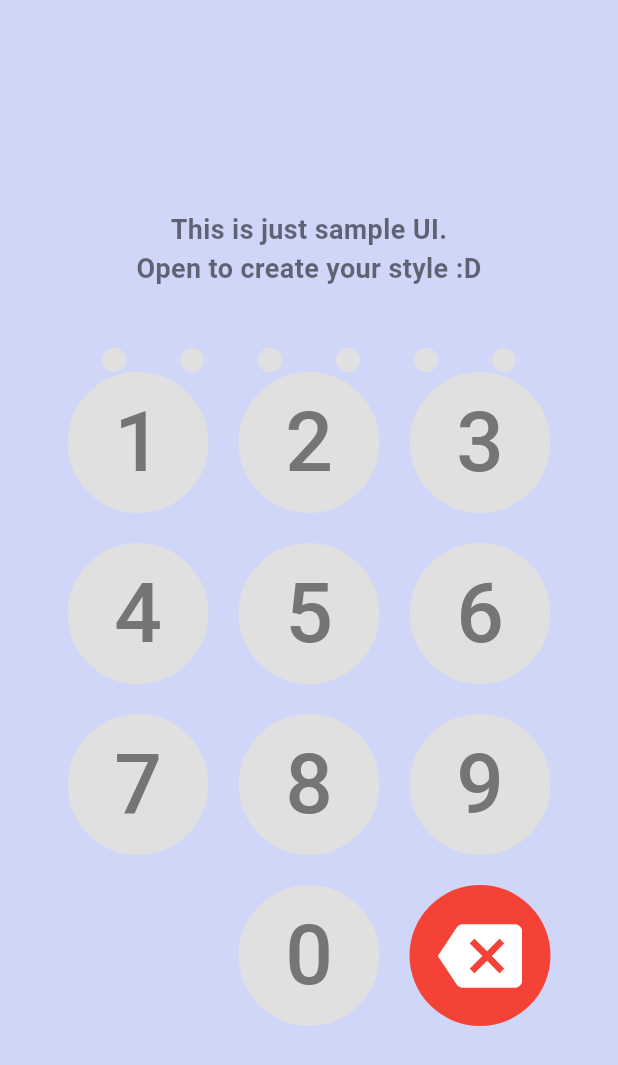
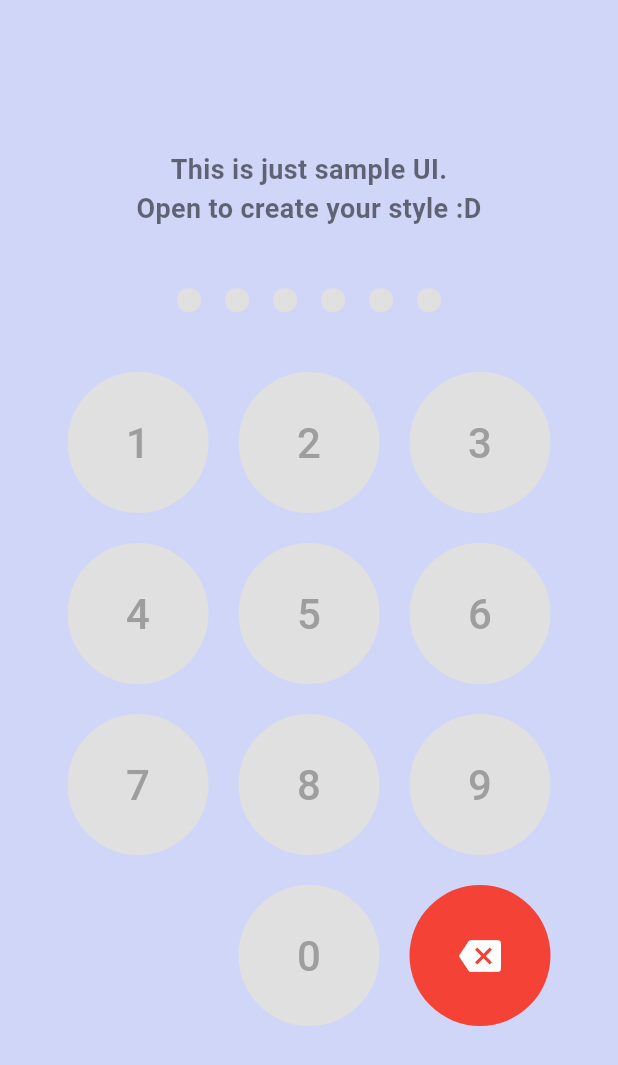
Before and after one commit to reviseUC73/ToDo-List-App, a Flutter app: the screen it shows after launch, on a phone screen of 412 x 824 dp. Shown: the top 1065 px of the screen. Run offline on Flutter 3.47's test engine with Material 3 defaults, Android fonts, the phone set to English and light mode, and no system bars; our stand-ins replace flutter_slidable.

```diff
--- a/lib/views/passcode_screen.dart
+++ b/lib/views/passcode_screen.dart
@@ -9,23 +9,28 @@ class PasscodeScreen extends StatefulWidget {
 }
 
 class _PasscodeScreenState extends State<PasscodeScreen> {
+  static const int passcodeLength = 6;
+  static const String correctPasscode = "123456";
+
   final PasscodeValidator passcodeValidator =
-      PasscodeValidator(correctPasscode: "123456");
+      PasscodeValidator(correctPasscode: correctPasscode);
 
   String enteredPasscode = "";
 
+  // Add a digit to the passcode
   void _addDigit(String digit) {
-    if (enteredPasscode.length < 6) {
+    if (enteredPasscode.length < passcodeLength) {
       setState(() {
         enteredPasscode += digit;
       });
 
-      if (enteredPasscode.length == 6) {
+      if (enteredPasscode.length == passcodeLength) {
         _validatePasscode();
       }
     }
   }
 
+  // Remove the last digit from the passcode
   void _removeDigit() {
     if (enteredPasscode.isNotEmpty) {
       setState(() {
@@ -35,14 +40,32 @@ class _PasscodeScreenState extends State<PasscodeScreen> {
     }
   }
 
+  // Validate the entered passcode
   void _validatePasscode() {
     if (passcodeValidator.validate(enteredPasscode)) {
-      Navigator.pushReplacementNamed(context, '/TaskManagerScreen');
+      Navigator.pushReplacementNamed(context, '/TaskManagerScreen').catchError(
+        (error) {
+          ScaffoldMessenger.of(context).showSnackBar(
+            const SnackBar(
+              content: Text('Error navigating to TaskManagerScreen.'),
+              duration: Duration(seconds: 2),
+            ),
+          );
+        },
+      );
     } else {
       ScaffoldMessenger.of(context).showSnackBar(
-        const SnackBar(
-          content: Text('Incorrect Passcode'),
-          duration: Duration(seconds: 2),
+        SnackBar(
+          content: const Text('Incorrect Passcode'),
+          action: SnackBarAction(
+            label: 'Hint',
+            onPressed: () {
+              ScaffoldMessenger.of(context).showSnackBar(
+                const SnackBar(content: Text('Passcode: 123456')),
+              );
+            },
+          ),
+          duration: const Duration(seconds: 2),
         ),
       );
       setState(() {
@@ -55,9 +78,11 @@ class _PasscodeScreenState extends State<PasscodeScreen> {
   Widget build(BuildContext context) {
     return Scaffold(
       backgroundColor: const Color.fromARGB(255, 208, 214, 248),
-      body: Column(
+      body: SingleChildScrollView(
+        child: Column(
           mainAxisAlignment: MainAxisAlignment.center,
           children: [
+            const SizedBox(height: 100),
             const Text(
               "This is just sample UI.\nOpen to create your style :D",
               textAlign: TextAlign.center,
@@ -71,9 +96,9 @@ class _PasscodeScreenState extends State<PasscodeScreen> {
             // Passcode Dots
             Row(
               mainAxisAlignment: MainAxisAlignment.center,
-            children: List.generate(6, (index) {
+              children: List.generate(passcodeLength, (index) {
                 return Container(
-                margin: const EdgeInsets.symmetric(horizontal: 18),
+                  margin: const EdgeInsets.symmetric(horizontal: 8),
                   width: 16,
                   height: 16,
                   decoration: BoxDecoration(
@@ -85,36 +110,24 @@ class _PasscodeScreenState extends State<PasscodeScreen> {
                 );
               }),
             ),
+            const SizedBox(height: 40),
             // Keypad
             Padding(
               padding: const EdgeInsets.symmetric(horizontal: 45),
               child: GridView.builder(
                 shrinkWrap: true,
+                physics: const NeverScrollableScrollPhysics(),
                 gridDelegate: const SliverGridDelegateWithFixedCrossAxisCount(
                   crossAxisCount: 3,
                   crossAxisSpacing: 20,
                   mainAxisSpacing: 20,
-                childAspectRatio: 1,
                 ),
                 itemCount: 12,
                 itemBuilder: (context, index) {
                   if (index == 9) {
                     return const SizedBox.shrink(); // Empty Space for layout
                   } else if (index == 10) {
-                  return GestureDetector(
-                    onTap: () => _addDigit("0"),
-                    child: CircleAvatar(
-                      radius: 40,
-                      backgroundColor: Colors.grey[300],
-                      child: Text(
-                        "0",
-                        style: TextStyle(
-                          fontSize: 56,
-                          color: Colors.grey[600],
-                        ),
-                      ),
-                    ),
-                  );
+                    return _buildKey('0', Colors.grey[300]);
                   } else if (index == 11) {
                     return GestureDetector(
                       onTap: _removeDigit,
@@ -124,30 +137,35 @@ class _PasscodeScreenState extends State<PasscodeScreen> {
                         child: const Icon(
                           Icons.backspace,
                           color: Colors.white,
-                        size: 56,
+                          size: 28,
                         ),
                       ),
                     );
                   } else {
-                  return GestureDetector(
-                    onTap: () => _addDigit((index + 1).toString()),
-                    child: CircleAvatar(
-                      radius: 40,
-                      backgroundColor: Colors.grey[300],
-                      child: Text(
-                        (index + 1).toString(),
-                        style: TextStyle(
-                          fontSize: 56,
-                          color: Colors.grey[600],
+                    return _buildKey((index + 1).toString(), Colors.grey[300]);
+                  }
+                },
               ),
+            ),
+            const SizedBox(height: 50),
+          ],
         ),
       ),
     );
   }
-              },
+
+  // Builds a key for the keypad
+  Widget _buildKey(String label, Color? backgroundColor) {
+    return GestureDetector(
+      onTap: () => _addDigit(label),
+      child: CircleAvatar(
+        radius: 40,
+        backgroundColor:
+            (backgroundColor != null) ? backgroundColor : Colors.grey[300],
+        child: Text(
+          label,
+          style: const TextStyle(fontSize: 28, color: Colors.grey),
         ),
-          ),
-        ],
       ),
     );
   }
```
Also changed, not shown: 10 other files. Lines whose indentation alone changed are shown as unchanged.
